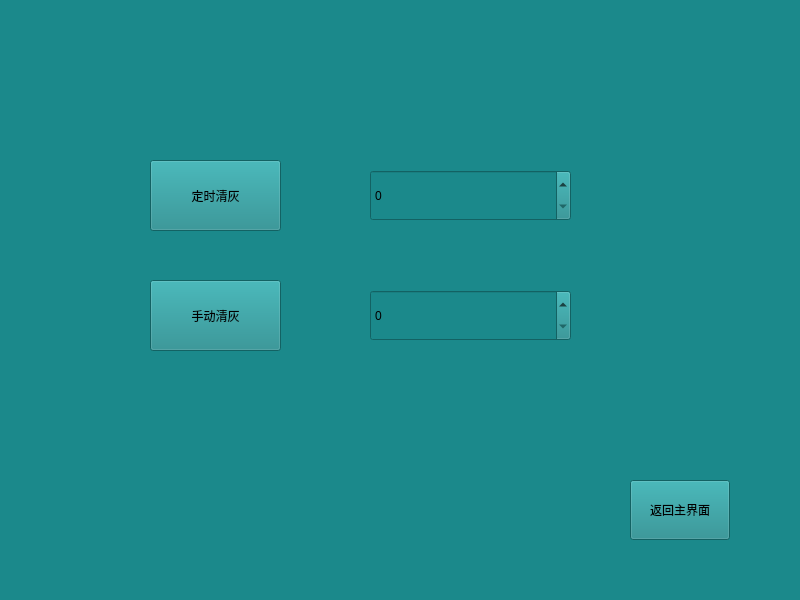
This is ColorSelect/page_04.ui in ChihiroFairy/MyCode as Qt 5 draws it before an edit. The edited form follows.
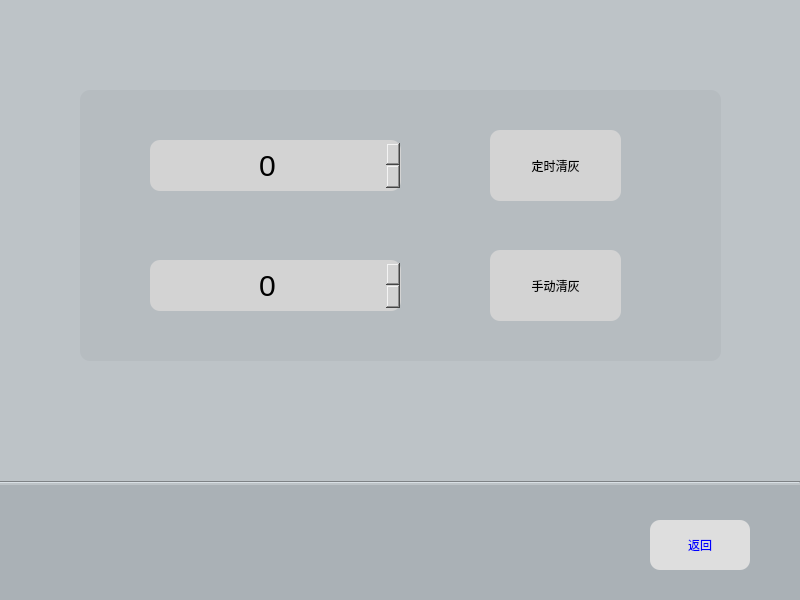
This is the edited form. Icons and pictures are not drawn.

Diff of the .ui file:
```diff
--- a/ColorSelect/page_04.ui
+++ b/ColorSelect/page_04.ui
@@ -10,35 +10,60 @@
     <height>600</height>
    </rect>
   </property>
+  <property name="minimumSize">
+   <size>
+    <width>800</width>
+    <height>600</height>
+   </size>
+  </property>
   <property name="windowTitle">
    <string>Form</string>
   </property>
   <property name="styleSheet">
-   <string notr="true">QMainWindow,QWidget{background-color:#1b898b}
-</string>
+   <string notr="true">QMainWindow,QWidget{background-color:#bdc3c7;}</string>
   </property>
   <widget class="QPushButton" name="exitButton">
    <property name="geometry">
     <rect>
-     <x>630</x>
-     <y>480</y>
+     <x>650</x>
+     <y>520</y>
      <width>100</width>
-     <height>60</height>
+     <height>50</height>
     </rect>
    </property>
+   <property name="styleSheet">
+    <string notr="true">QPushButton{
+border-radius:10px;
+background:#dedede;
+color:blue;
+}
+QPushButton::pressed{
+background:lightyellow;
+}
+</string>
+   </property>
    <property name="text">
-    <string>返回主界面</string>
+    <string>返回</string>
    </property>
   </widget>
   <widget class="QPushButton" name="autoClean_Button">
    <property name="geometry">
     <rect>
-     <x>150</x>
-     <y>160</y>
+     <x>490</x>
+     <y>130</y>
      <width>131</width>
      <height>71</height>
     </rect>
    </property>
+   <property name="styleSheet">
+    <string notr="true">QPushButton{
+border-radius:10px;
+background:lightgray;
+}
+QPushButton::hover{
+background:#bdc3c7;
+}</string>
+   </property>
    <property name="text">
     <string>定时清灰</string>
    </property>
@@ -46,12 +71,21 @@
   <widget class="QPushButton" name="manualClean_Button">
    <property name="geometry">
     <rect>
-     <x>150</x>
-     <y>280</y>
+     <x>490</x>
+     <y>250</y>
      <width>131</width>
      <height>71</height>
     </rect>
    </property>
+   <property name="styleSheet">
+    <string notr="true">QPushButton{
+border-radius:10px;
+background:lightgray;
+}
+QPushButton::hover{
+background:#bdc3c7;
+}</string>
+   </property>
    <property name="text">
     <string>手动清灰</string>
    </property>
@@ -59,9 +93,9 @@
   <widget class="QSpinBox" name="interval_spinBox">
    <property name="geometry">
     <rect>
-     <x>370</x>
-     <y>170</y>
-     <width>201</width>
+     <x>150</x>
+     <y>140</y>
+     <width>251</width>
      <height>51</height>
     </rect>
    </property>
@@ -80,15 +114,23 @@
     width: 50px;
     height: 50px; 
 }
-</string>
+QSpinBox{
+border-width:5px;
+border-radius:10px;
+font-size:30px;
+background:lightgray;
+}</string>
+   </property>
+   <property name="alignment">
+    <set>Qt::AlignCenter</set>
    </property>
   </widget>
   <widget class="QSpinBox" name="cycle_spinBox">
    <property name="geometry">
     <rect>
-     <x>370</x>
-     <y>290</y>
-     <width>201</width>
+     <x>150</x>
+     <y>260</y>
+     <width>251</width>
      <height>51</height>
     </rect>
    </property>
@@ -107,9 +149,69 @@
     width: 50px;
     height: 50px; 
 }
-</string>
+QSpinBox{
+border-width:5px;
+border-radius:10px;
+font-size:30px;
+background:lightgray;
+}</string>
    </property>
+   <property name="alignment">
+    <set>Qt::AlignCenter</set>
+   </property>
   </widget>
+  <widget class="QListWidget" name="listWidget">
+   <property name="geometry">
+    <rect>
+     <x>80</x>
+     <y>90</y>
+     <width>641</width>
+     <height>271</height>
+    </rect>
+   </property>
+   <property name="styleSheet">
+    <string notr="true">QListWidget{
+border-radius:10px;
+background:#B6BCC0;
+}</string>
+   </property>
+  </widget>
+  <widget class="Line" name="line">
+   <property name="geometry">
+    <rect>
+     <x>0</x>
+     <y>480</y>
+     <width>800</width>
+     <height>5</height>
+    </rect>
+   </property>
+   <property name="orientation">
+    <enum>Qt::Horizontal</enum>
+   </property>
+  </widget>
+  <widget class="QWidget" name="widget" native="true">
+   <property name="geometry">
+    <rect>
+     <x>0</x>
+     <y>480</y>
+     <width>801</width>
+     <height>121</height>
+    </rect>
+   </property>
+   <property name="styleSheet">
+    <string notr="true">QWidget{
+background:#AAB1B6;
+}</string>
+   </property>
+  </widget>
+  <zorder>widget</zorder>
+  <zorder>listWidget</zorder>
+  <zorder>exitButton</zorder>
+  <zorder>autoClean_Button</zorder>
+  <zorder>manualClean_Button</zorder>
+  <zorder>interval_spinBox</zorder>
+  <zorder>cycle_spinBox</zorder>
+  <zorder>line</zorder>
  </widget>
  <resources/>
  <connections/>
```
